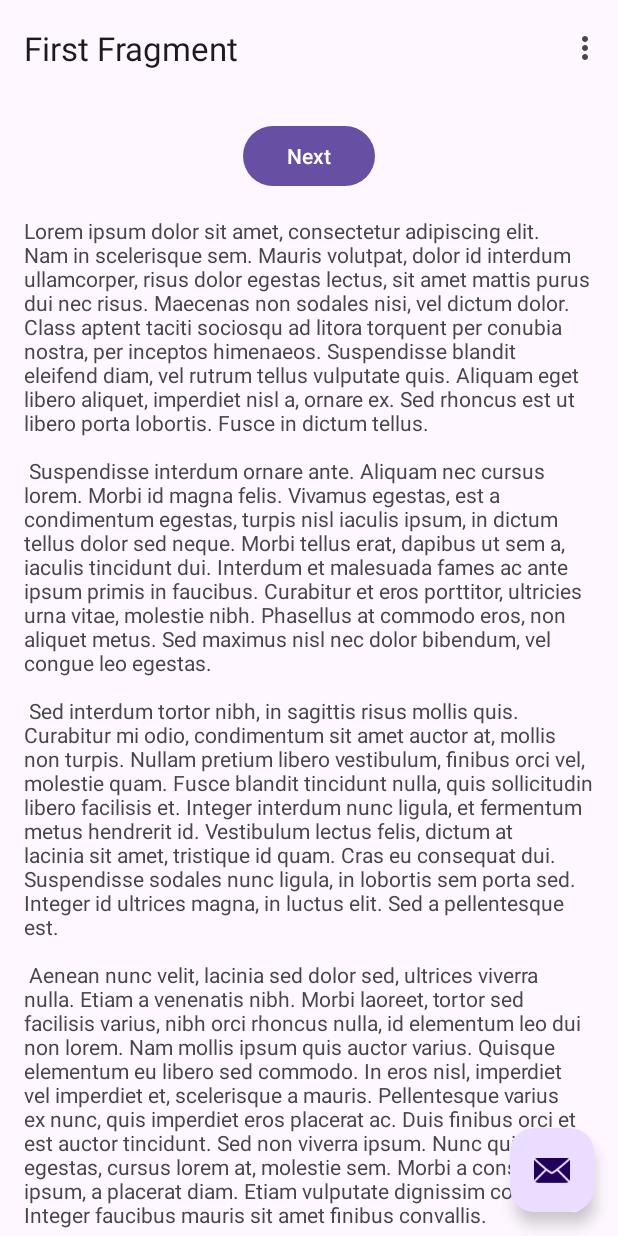
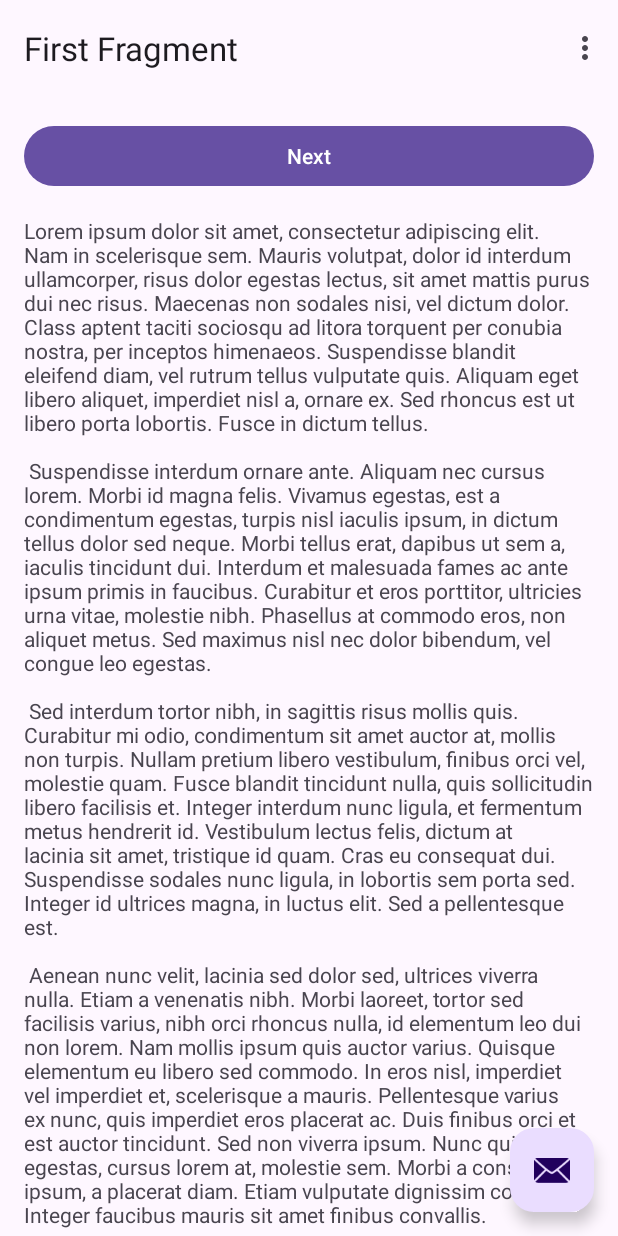
Before and after one commit to rsales/track-apps, an Android app: the screen it shows after launch (MainActivity), on a phone screen of 412 x 824 dp. Run offline under Robolectric (Android 15) with nearby library versions, the phone set to English and light mode, and no system bars; our stand-ins replace navigation-ui.

Commit message:
First contact XML create interface.

```diff
--- a/app/src/main/res/layout/fragment_first.xml
+++ b/app/src/main/res/layout/fragment_first.xml
@@ -13,14 +13,14 @@
 
 		<Button
 			android:id="@+id/button_first"
-            android:layout_width="wrap_content"
+			android:layout_width="0dp"
 			android:layout_height="wrap_content"
 			android:text="@string/next"
 			app:layout_constraintBottom_toTopOf="@id/textview_first"
 			app:layout_constraintEnd_toEndOf="parent"
 			app:layout_constraintStart_toStartOf="parent"
-            app:layout_constraintTop_toTopOf="parent" />
-        />
+			app:layout_constraintTop_toTopOf="parent"
+			app:layout_constraintVertical_bias="1.0" />
 
 		<TextView
 			android:id="@+id/textview_first"
@@ -32,5 +32,6 @@
 			app:layout_constraintEnd_toEndOf="parent"
 			app:layout_constraintStart_toStartOf="parent"
 			app:layout_constraintTop_toBottomOf="@id/button_first" />
+
 	</androidx.constraintlayout.widget.ConstraintLayout>
 </androidx.core.widget.NestedScrollView>
--- a/app/src/main/res/layout/fragment_second.xml
+++ b/app/src/main/res/layout/fragment_second.xml
@@ -13,7 +13,7 @@
 
 		<Button
 			android:id="@+id/button_second"
-            android:layout_width="wrap_content"
+			android:layout_width="0dp"
 			android:layout_height="wrap_content"
 			android:text="@string/previous"
 			app:layout_constraintBottom_toTopOf="@id/textview_second"
```
Also changed, not shown: app/src/main/res/layout/activity_main.xml (indentation only), app/src/main/res/layout/content_main.xml (indentation only). Lines whose indentation alone changed are shown as unchanged.
